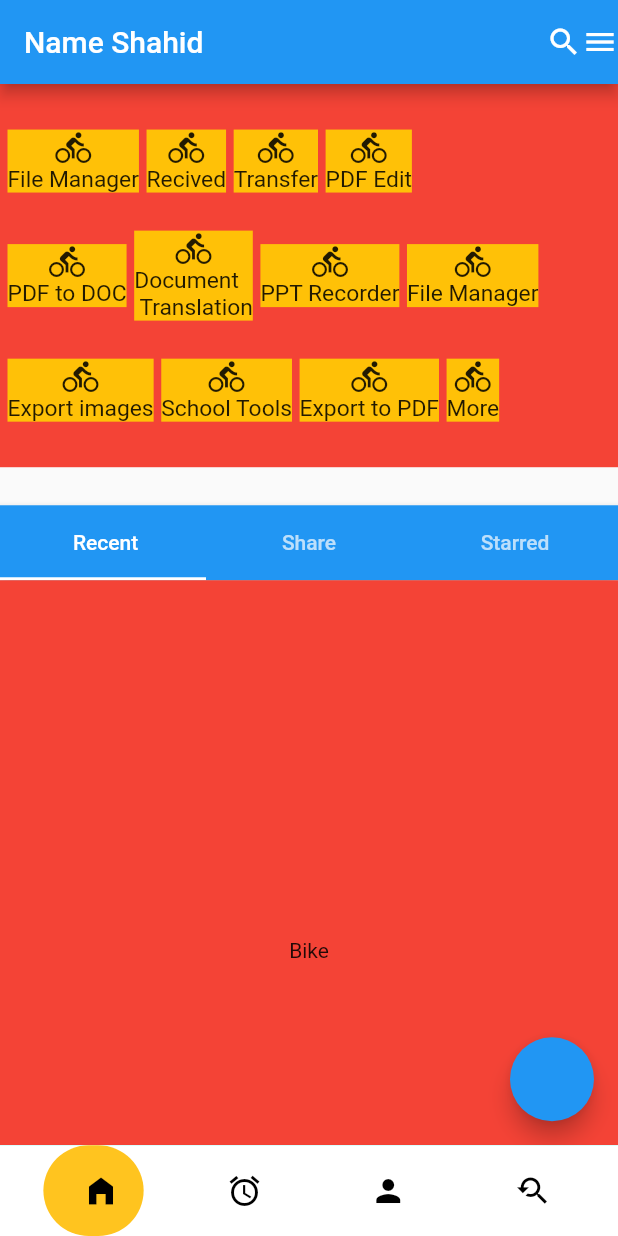
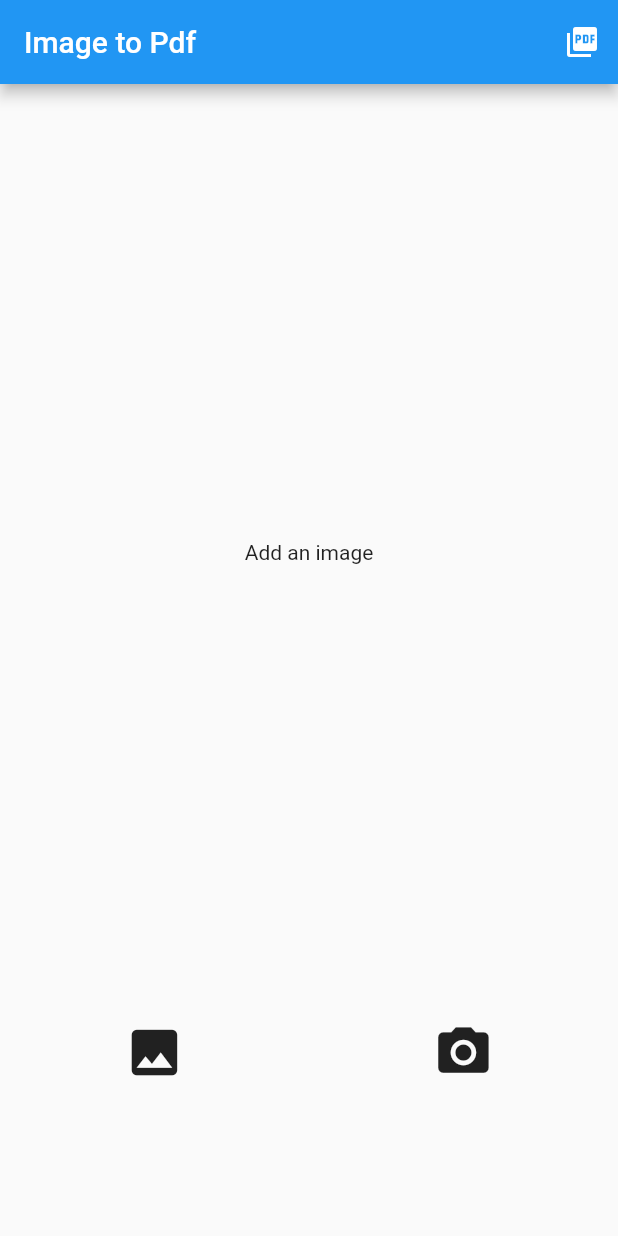
Before and after one commit to annexmirza/wps_rp, a Flutter app: the screen it shows after launch, on a phone screen of 412 x 824 dp. Run offline on Flutter 3.47's test engine with Material 2 defaults, Android fonts, the phone set to English and light mode, and no system bars; drawn by our look-alikes of google_nav_bar; our stand-ins replace flutter_easyloading, flutter_screenutil, get, image_picker, pdf; missing offline and left inert: qr_code_scanner.

Commit message:
added qr scanner and image to pdf

```diff
--- /dev/null
+++ b/lib/View/image_to_pdf_page.dart
@@ -0,0 +1,78 @@
+import 'dart:io';
+
+import 'package:flutter/material.dart';
+import 'package:flutter_screenutil/flutter_screenutil.dart';
+import 'package:get/get.dart';
+import 'package:wps_rp/Controller/image_to_pdf_controller.dart';
+
+class ImageToPdfPage extends StatelessWidget {
+  ImageToPdfPage({Key? key}) : super(key: key);
+
+  //File? _image;
+
+  @override
+  Widget build(BuildContext context) {
+    return GetBuilder<ImageToPdfController>(
+        init: ImageToPdfController(),
+        builder: (imageToPdfController) {
+          return Scaffold(
+            appBar: AppBar(
+              title: Text('Image to Pdf'),
+              actions: [
+                IconButton(
+                  onPressed: () async {
+                    //create pdf
+                    await imageToPdfController.creatingPdf();
+                    await imageToPdfController.savingPdf();
+
+                    //save pdf
+                  },
+                  icon: Icon(Icons.picture_as_pdf),
+                ),
+              ],
+            ),
+            body: Column(
+              children: [
+                Container(
+                  height: 600.h,
+                  width: double.infinity,
+                  margin: EdgeInsets.all(8.sp),
+                  child: imageToPdfController.imageFile != null
+                      ? Image.file(
+                          imageToPdfController.imageFile!,
+                          fit: BoxFit.cover,
+                        )
+                      : Container(
+                          child: Center(child: Text('Add an image')),
+                        ),
+                ),
+                Row(
+                  mainAxisAlignment: MainAxisAlignment.spaceAround,
+                  children: [
+                    InkWell(
+                      onTap: () async {
+                        await imageToPdfController.gettingImageFromGallery();
+                        //image from gallery
+                      },
+                      child: Icon(
+                        Icons.image,
+                        size: 40.sp,
+                      ),
+                    ),
+                    InkWell(
+                      onTap: () {
+                        //image from camera
+                      },
+                      child: Icon(
+                        Icons.camera_alt,
+                        size: 40.sp,
+                      ),
+                    ),
+                  ],
+                )
+              ],
+            ),
+          );
+        });
+  }
+}
--- a/lib/main.dart
+++ b/lib/main.dart
@@ -4,6 +4,8 @@ import 'package:flutter_screenutil/flutter_screenutil.dart';
 import 'package:get/get.dart';
 import 'package:wps_rp/View/bottom_Nav_Bar_Page.dart';
 import 'package:wps_rp/View/homePage.dart';
+import 'package:wps_rp/View/image_to_pdf_page.dart';
+import 'package:wps_rp/View/qr_scanner.dart';
 
 void main() async {
   WidgetsFlutterBinding.ensureInitialized();
@@ -29,5 +31,7 @@ class MyApp extends StatelessWidget {
 }
 
 Widget landingPage() {
-  return BottomNavBarPage();
+  return ImageToPdfPage();
+  //QRScannerPage();
+  // BottomNavBarPage();
 }
--- a/pubspec.yaml
+++ b/pubspec.yaml
@@ -42,6 +42,10 @@ dependencies:
   get:
   flutter_screenutil: ^5.0.0
   flutter_easyloading:
+  qr_code_scanner: ^0.6.1
+  image_picker: ^0.8.4+4
+  pdf: ^3.6.5
+  path_provider: ^2.0.8
 dev_dependencies:
   flutter_test:
     sdk: flutter
@@ -63,6 +67,7 @@ flutter:
   # included with your application, so that you can use the icons in
   # the material Icons class.
   uses-material-design: true
+
 
   # To add assets to your application, add an assets section, like this:
   assets:
```
Also changed, not shown: lib/Controller/image_to_pdf_controller.dart (added, +52 -0 lines), lib/Controller/qr_scanner_controller.dart (added, +34 -0 lines), lib/View/bottom_Nav_Bar_Page.dart (+5 -2 lines), lib/View/homePage.dart (+7 -0 lines), lib/View/qr_scanner.dart (added, +42 -0 lines), pubspec.lock, 2 other files.
